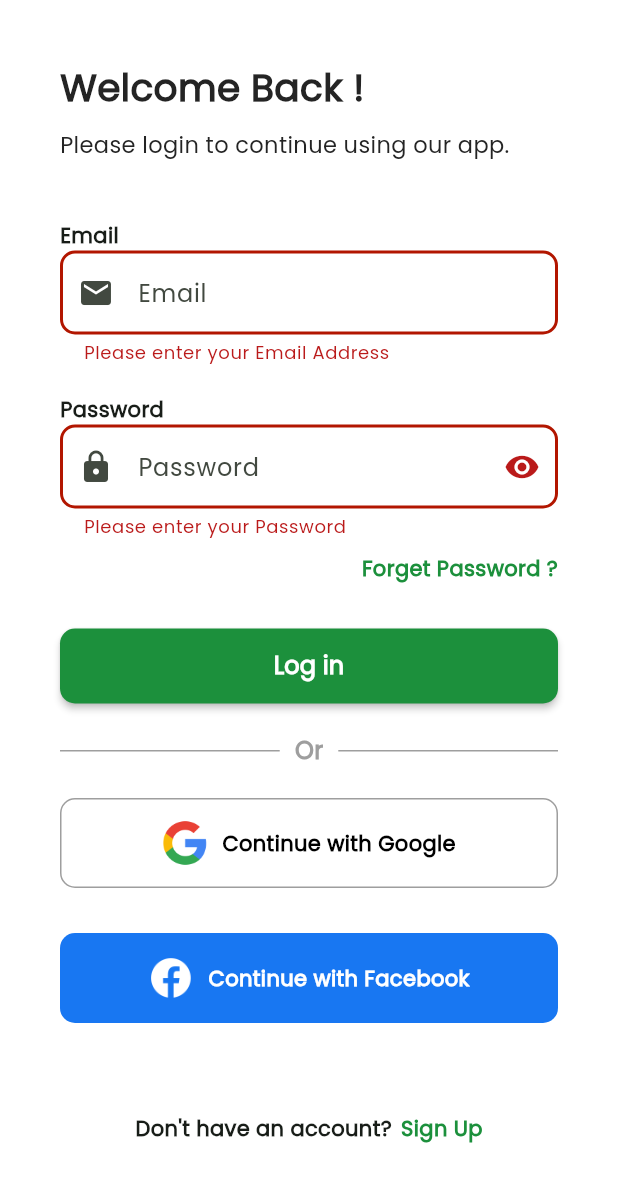
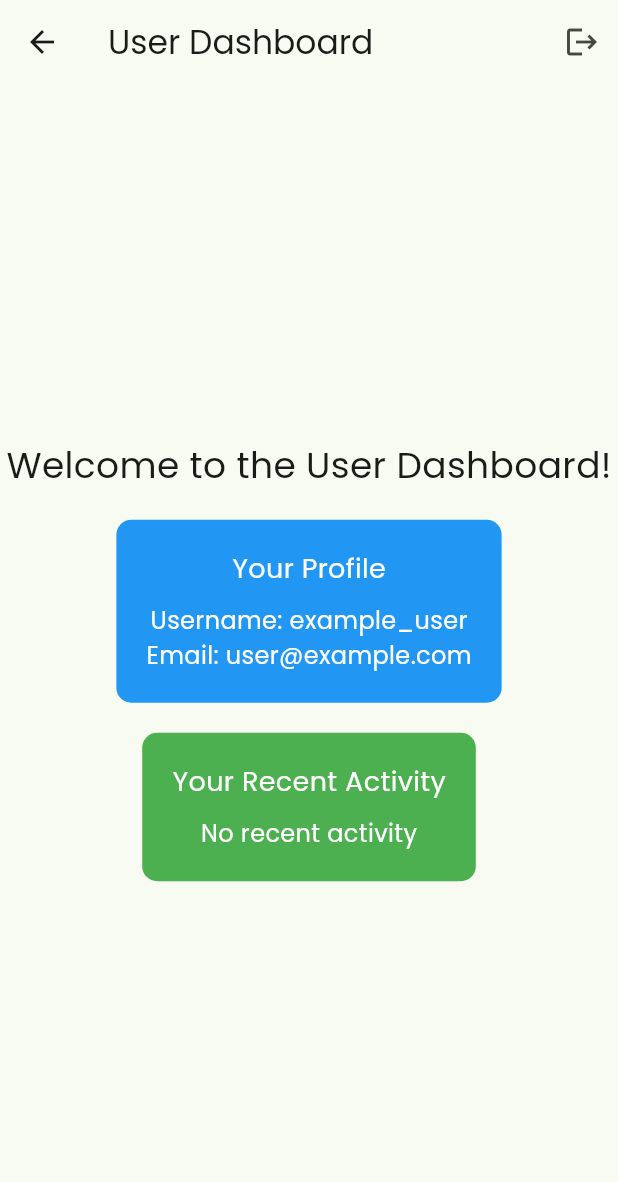
Before and after one commit to Nishan-Pradhan06/e-commerce-app-flutter, a Flutter app: the LoginPage screen opened directly, after a tap on "Log in", after a tap on "Continue with Facebook", on a phone screen of 412 x 824 dp. Shown: the top 1182 px of the screen. Run offline on Flutter 3.47's test engine with Material 3 defaults, Android fonts, the phone set to English and light mode, and no system bars; our stand-ins replace firebase_auth, firebase_core, fluttertoast, get; missing offline and left inert: flutter_overboard; accounts and stored records are empty.

Commit message:
email/pass-auth-firebase

```diff
--- a/lib/controller/login_controller.dart
+++ b/lib/controller/login_controller.dart
@@ -1,8 +1,8 @@
+import 'package:e_commercee/views/pages/admin/admin_pages.dart';
+import 'package:firebase_auth/firebase_auth.dart';
 import 'package:flutter/material.dart';
+import 'package:fluttertoast/fluttertoast.dart';
 import 'package:get/get.dart';
-import 'dart:async';
-
-import '../views/pages/screens/home.dart';
 
 class LoginController extends GetxController {
   final TextEditingController emailController = TextEditingController();
@@ -11,7 +11,6 @@ class LoginController extends GetxController {
 
   bool isHidden = true;
   bool isSignIn = false;
-
 
   @override
   void onClose() {
@@ -24,8 +23,6 @@ class LoginController extends GetxController {
     isHidden = !isHidden;
     update();
   }
-
-
 
   String? validateEmail(String? value) {
     if (value == null || value.isEmpty)
@@ -79,20 +76,63 @@ class LoginController extends GetxController {
     return null;
   }
 
-  Future<void> onSubmitForm(BuildContext context) async {
+  void onSubmitForm() async {
     if (LoginformKey.currentState?.validate() == false) return;
     isSignIn = true;
     update();
-    await Future.delayed(Duration(seconds: 3));
-    isSignIn = false;
-    update();
-    Navigator.push(
-      context,
-      MaterialPageRoute(
-        builder: (context) => HomePage(),
-      ),
-    );
+    try {
+      final UserCredential userCredential = await FirebaseAuth.instance
+          .signInWithEmailAndPassword(
+              email: emailController.text, password: passController.text);
+      Get.to(() => AdminDashboard(),
+          transition: Transition.fade,
+          duration: Duration(
+            seconds: 1,
+          ));
+      Fluttertoast.showToast(
+        msg: "Login Sucessfully",
+        gravity: ToastGravity.BOTTOM,
+        backgroundColor: Colors.red,
+        textColor: Colors.white,
+        fontSize: 16.0,
+      );
+
+      ///routing
+    } on FirebaseAuthException catch (err) {
+      debugPrint(err.message.toString());
+      //catch only firebaseAuthException as specified
+      // Get.showSnackbar(GetSnackBar(
+      //   title: "Firebase Exception",
+      //   messageText: Text(err.message ?? "Login Error"),
+      //   borderRadius: 10.0,
+      //   backgroundColor: Colors.grey,
+      //   duration: Duration(seconds: 5),
+      //   animationDuration: Duration(milliseconds: 200),
+      //   margin: EdgeInsets.all(10),
+      // ));
+      Fluttertoast.showToast(
+        msg: "Login Failed",
+        gravity: ToastGravity.BOTTOM,
+        backgroundColor: Colors.red,
+        textColor: Colors.white,
+        fontSize: 16.0,
+      );
+    } catch (err) {
+      Fluttertoast.showToast(
+        msg: err.toString() ?? "Some thing Went Wrong",
+        toastLength: Toast.LENGTH_SHORT,
+        gravity: ToastGravity.BOTTOM,
+        timeInSecForIosWeb: 1,
+        backgroundColor: Colors.grey,
+        textColor: Colors.white,
+        fontSize: 16.0,
+      );
+
+      debugPrint(err.toString());
+    } finally {
+      //the login operation is compeleted either it is completed with error or no error
+      isSignIn = false;
+      update();
+    }
   }
-
-
 }
--- a/lib/views/components/button_widget.dart
+++ b/lib/views/components/button_widget.dart
@@ -3,7 +3,7 @@ import 'package:flutter/material.dart';
 
 //primary button
 class ButtonWidget extends StatefulWidget {
-  final VoidCallback onPressed;
+  final void Function()? onPressed;
   final String text;
   final Color color;
   final double height;
--- a/lib/views/pages/auth/signin.dart
+++ b/lib/views/pages/auth/signin.dart
@@ -9,6 +9,8 @@ import '../../components/button_widget.dart';
 import '../../components/divider.dart';
 import '../../components/text_formfield_widget.dart';
 import '../../components/text_widget.dart';
+import '../admin/admin_pages.dart';
+import '../user/user_pages.dart';
 import 'signup.dart';
 
 class LoginPage extends StatelessWidget {
@@ -133,13 +135,11 @@ class LoginPage extends StatelessWidget {
                         init: _loginController,
                         builder: (controller) {
                           return ButtonWidget(
-                            onPressed: () {
-                              if (!controller.isSignIn) {
-                                _loginController.onSubmitForm(context);
-                              }
-                              print("clicked");
-                            },
-                            text: 'Log in',
+                            onPressed: controller.isSignIn
+                                ? null
+                                : controller.onSubmitForm,
+                            text:
+                                controller.isSignIn ? "Please wait" : 'Log in',
                           );
                         }),
                     const SizedBox(
@@ -150,7 +150,13 @@ class LoginPage extends StatelessWidget {
                       height: 20,
                     ),
                     SocialAuthButtonWidget(
-                      onTap: () {},
+                      onTap: () {
+                        Get.to(() => AdminDashboard(),
+                            transition: Transition.fade,
+                            duration: Duration(
+                              seconds: 1,
+                            ));
+                      },
                       text: 'Continue with Google',
                       image: const AssetImage('assets/icons/google.png'),
                       height: 60,
@@ -160,7 +166,13 @@ class LoginPage extends StatelessWidget {
                       height: 30,
                     ),
                     SocialAuthButtonWidget(
-                      onTap: () {},
+                      onTap: () {
+                        Get.to(() => UserDashboard(),
+                            transition: Transition.fade,
+                            duration: Duration(
+                              seconds: 1,
+                            ));
+                      },
                       text: 'Continue with Facebook',
                       textColor: BACKGOUND_COLOR,
                       image: const AssetImage('assets/icons/facebook.png'),
--- /dev/null
+++ b/lib/views/pages/user/user_pages.dart
@@ -0,0 +1,78 @@
+import 'package:flutter/material.dart';
+
+class UserDashboard extends StatelessWidget {
+  @override
+  Widget build(BuildContext context) {
+    return Scaffold(
+      appBar: AppBar(
+        title: Text('User Dashboard'),
+        actions: [
+          IconButton(
+            icon: Icon(Icons.logout),
+            onPressed: () {
+              // Implement logout functionality
+              Navigator.pop(context); // Example: pop back to login page
+            },
+          ),
+        ],
+      ),
+      body: Center(
+        child: Column(
+          mainAxisAlignment: MainAxisAlignment.center,
+          children: <Widget>[
+            Text(
+              'Welcome to the User Dashboard!',
+              style: TextStyle(fontSize: 24.0),
+            ),
+            SizedBox(height: 20.0),
+            Container(
+              padding: EdgeInsets.all(20.0),
+              decoration: BoxDecoration(
+                color: Colors.blue,
+                borderRadius: BorderRadius.circular(10.0),
+              ),
+              child: Column(
+                children: [
+                  Text(
+                    'Your Profile',
+                    style: TextStyle(fontSize: 18.0, color: Colors.white),
+                  ),
+                  SizedBox(height: 10.0),
+                  Text(
+                    'Username: example_user',
+                    style: TextStyle(fontSize: 16.0, color: Colors.white),
+                  ),
+                  Text(
+                    'Email: user@example.com',
+                    style: TextStyle(fontSize: 16.0, color: Colors.white),
+                  ),
+                ],
+              ),
+            ),
+            SizedBox(height: 20.0),
+            Container(
+              padding: EdgeInsets.all(20.0),
+              decoration: BoxDecoration(
+                color: Colors.green,
+                borderRadius: BorderRadius.circular(10.0),
+              ),
+              child: Column(
+                children: [
+                  Text(
+                    'Your Recent Activity',
+                    style: TextStyle(fontSize: 18.0, color: Colors.white),
+                  ),
+                  SizedBox(height: 10.0),
+                  Text(
+                    'No recent activity',
+                    style: TextStyle(fontSize: 16.0, color: Colors.white),
+                  ),
+                ],
+              ),
+            ),
+          ],
+        ),
+      ),
+    );
+  }
+}
--- a/pubspec.yaml
+++ b/pubspec.yaml
@@ -7,7 +7,6 @@ version: 1.0.0+1
 
 environment:
   sdk: ">=3.3.2 <4.0.0"
-
 
 dependencies:
   flutter:
@@ -22,13 +21,14 @@ dependencies:
   # Use with the CupertinoIcons class for iOS style icons.
   cupertino_icons: ^1.0.6
   firebase_core: ^2.29.0
+  firebase_auth: ^4.19.1
+  fluttertoast: ^8.2.4
 
 dev_dependencies:
   flutter_test:
     sdk: flutter
 
 flutter:
-
   uses-material-design: true
 
   # To add assets to your application, add an assets section, like this:
```
Also changed, not shown: lib/views/pages/admin/admin_pages.dart (added, +74 -0 lines), lib/views/pages/onboarding/getting_start.dart (+6 -5 lines), pubspec.lock, 4 other files.
